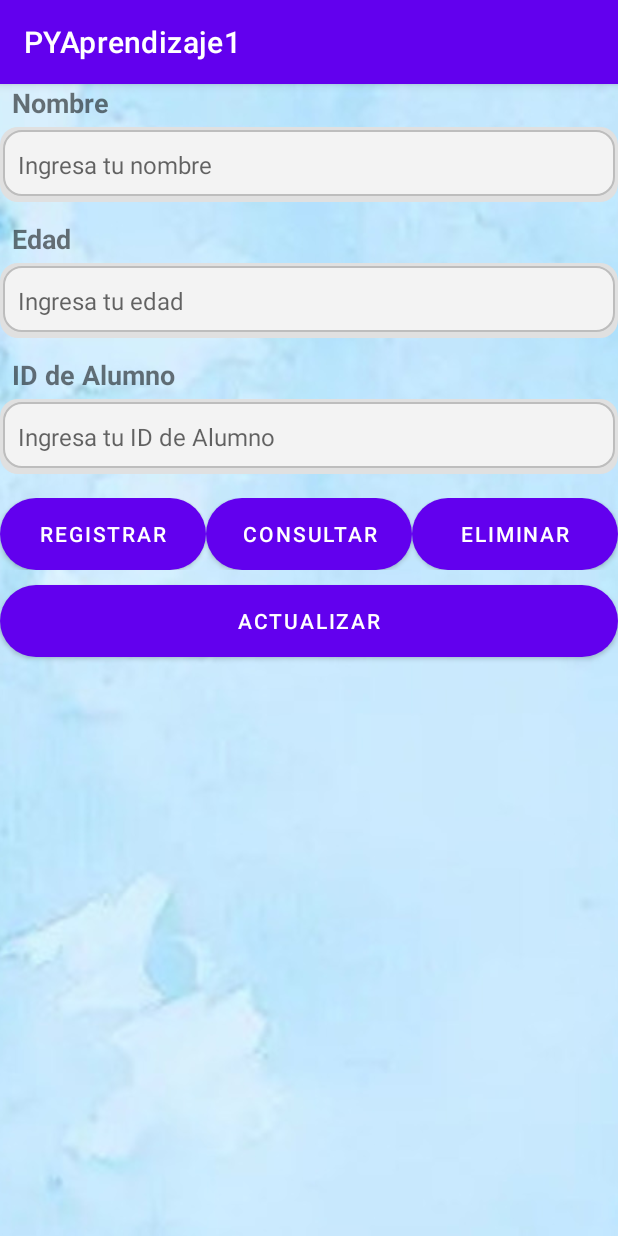
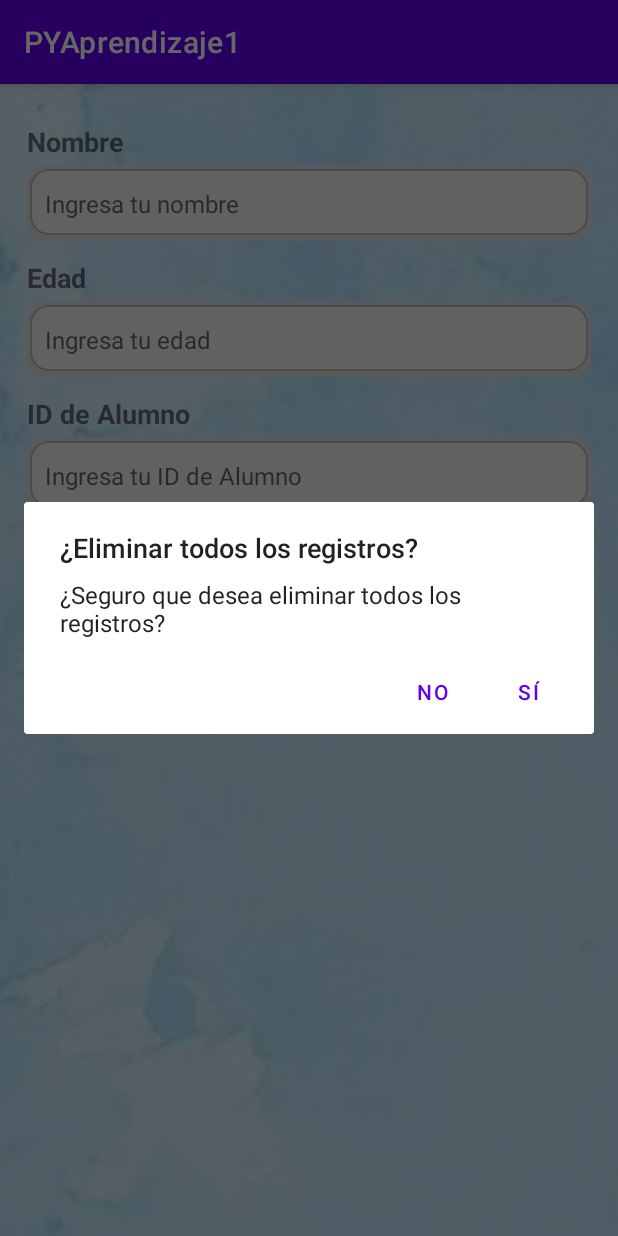
Before and after one commit to Duilio247/seminario05, an Android app: the screen it shows after launch (MainActivity), after a tap on "ELIMINAR", on a phone screen of 412 x 824 dp. Run offline under Robolectric (Android 15) with nearby library versions, the phone set to English and light mode, and no system bars.

Commit message:
Añadiendo archivos de mejora

```diff
--- a/PARTE 01/PYAprendizaje1/app/build.gradle.kts
+++ b/PARTE 01/PYAprendizaje1/app/build.gradle.kts
@@ -25,6 +25,7 @@ android {
             )
         }
     }
+
     compileOptions {
         sourceCompatibility = JavaVersion.VERSION_11
         targetCompatibility = JavaVersion.VERSION_11
@@ -32,11 +33,14 @@ android {
 }
 
 dependencies {
-
     implementation(libs.appcompat)
     implementation(libs.material)
     implementation(libs.activity)
     implementation(libs.constraintlayout)
+
+    // ✅ Gson para guardar/leer datos de SharedPreferences
+    implementation("com.google.code.gson:gson:2.10.1")
+
     testImplementation(libs.junit)
     androidTestImplementation(libs.ext.junit)
     androidTestImplementation(libs.espresso.core)
--- a/PARTE 01/PYAprendizaje1/app/src/main/java/com/omarf/pyaprendizaje1/MainActivity.java
+++ b/PARTE 01/PYAprendizaje1/app/src/main/java/com/omarf/pyaprendizaje1/MainActivity.java
@@ -1,94 +1,155 @@
 package com.omarf.pyaprendizaje1;
 
+import android.app.AlertDialog;
+import android.content.DialogInterface;
+import android.content.SharedPreferences;
 import android.os.Bundle;
+import android.widget.Toast;
+import android.widget.ArrayAdapter;
 import android.widget.EditText;
 import android.widget.Button;
 import android.widget.ListView;
-import android.widget.ArrayAdapter;
-import android.widget.Toast;
+import android.graphics.Color;
+import android.view.View;
+import androidx.appcompat.app.AppCompatActivity;
 
-import androidx.activity.EdgeToEdge;
-import androidx.appcompat.app.AppCompatActivity;
-import androidx.core.graphics.Insets;
-import androidx.core.view.ViewCompat;
-import androidx.core.view.WindowInsetsCompat;
+import com.google.android.material.snackbar.Snackbar;
+import com.google.gson.Gson;
+import com.google.gson.reflect.TypeToken;
+import com.omarf.pyaprendizaje1.Alumno;
 
+import java.text.SimpleDateFormat;
 import java.util.ArrayList;
+import java.util.Date;
+import java.util.Locale;
+import java.lang.reflect.Type;
 
 public class MainActivity extends AppCompatActivity {
     private EditText editNombre, editEdad, editIdAlumno;
-    private Button btnRegistrar, btnConsultar, btnEliminar, btnActualizar;
+    private Button btnRegistrar, btnConsultar, btnEliminar;
     private ListView listVisitas;
-    private ArrayList<String> visitas;
+    private ArrayList<Alumno> datosGuardados;
     private ArrayAdapter<String> adapter;
-    private ArrayList<String> datosGuardados;
+    private ArrayList<String> visitas; // Para mostrar en ListView
 
     @Override
     protected void onCreate(Bundle savedInstanceState) {
         super.onCreate(savedInstanceState);
-        EdgeToEdge.enable(this);
         setContentView(R.layout.activity_main);
 
-        ViewCompat.setOnApplyWindowInsetsListener(findViewById(R.id.main), (v, insets) -> {
-            Insets systemBars = insets.getInsets(WindowInsetsCompat.Type.systemBars());
-            v.setPadding(systemBars.left, systemBars.top, systemBars.right, systemBars.bottom);
-            return insets;
-        });
-
-        // Inicializar elementos de UI
         editNombre = findViewById(R.id.edit_nombre);
         editEdad = findViewById(R.id.edit_edad);
         editIdAlumno = findViewById(R.id.edit_id_alumno);
         btnRegistrar = findViewById(R.id.btn_registrar);
         btnConsultar = findViewById(R.id.btn_consultar);
         btnEliminar = findViewById(R.id.btn_eliminar);
-        btnActualizar = findViewById(R.id.btn_actualizar);
         listVisitas = findViewById(R.id.list_visitas);
 
-        // Configuración de lista
+        datosGuardados = new ArrayList<>();
         visitas = new ArrayList<>();
-        datosGuardados = new ArrayList<>();
         adapter = new ArrayAdapter<>(this, android.R.layout.simple_list_item_1, visitas);
         listVisitas.setAdapter(adapter);
 
-        // Listeners para botones
-        btnRegistrar.setOnClickListener(v -> registrarVisita());
-        btnConsultar.setOnClickListener(v -> consultarVisitas());
-        btnEliminar.setOnClickListener(v -> eliminarVisita());
-        btnActualizar.setOnClickListener(v -> actualizarLista());
+        cargarDatos();
+
+        btnRegistrar.setOnClickListener(v -> registrarAlumno());
+        btnConsultar.setOnClickListener(v -> actualizarLista());
+        btnEliminar.setOnClickListener(v -> eliminarTodosLosRegistros());
+
+        listVisitas.setOnItemClickListener((parent, view, position, id) -> mostrarOpciones(position));
     }
 
-    private void registrarVisita() {
+    @Override
+    protected void onPause() {
+        super.onPause();
+        guardarDatos();
+    }
+
+    private void registrarAlumno() {
         String nombre = editNombre.getText().toString().trim();
         String edad = editEdad.getText().toString().trim();
-        String idAlumno = editIdAlumno.getText().toString().trim();
+        String id = editIdAlumno.getText().toString().trim();
 
-        if (nombre.isEmpty() || edad.isEmpty() || idAlumno.isEmpty()) {
-            mostrarAlerta("Por favor, complete todos los campos.");
+        if (nombre.isEmpty() || edad.isEmpty() || id.isEmpty()) {
+            Toast.makeText(this, "Complete todos los campos", Toast.LENGTH_SHORT).show();
+            return;
+        }
+
+        String horaEntrada = new SimpleDateFormat("dd/MM/yyyy HH:mm", Locale.getDefault()).format(new Date());
+        Alumno nuevo = new Alumno(nombre, edad, id, horaEntrada, null);
+        datosGuardados.add(nuevo);
+
+        Snackbar.make(findViewById(android.R.id.content), "Alumno registrado", Snackbar.LENGTH_LONG)
+                .setAction("Deshacer", v -> {
+                    datosGuardados.remove(datosGuardados.size() - 1);
+                    actualizarLista();
+                })
+                .setActionTextColor(Color.YELLOW)
+                .show();
+
+        limpiarCampos();
+    }
+
+    private void mostrarOpciones(int pos) {
+        Alumno alumno = datosGuardados.get(pos);
+        String[] opciones = {"Registrar salida", "Eliminar registro"};
+
+        new AlertDialog.Builder(this)
+                .setTitle("Opciones para " + alumno.getNombre())
+                .setItems(opciones, (dialog, which) -> {
+                    if (which == 0) {
+                        registrarSalida(pos);
+                    } else {
+                        eliminarAlumno(pos);
+                    }
+                })
+                .show();
+    }
+
+    private void registrarSalida(int pos) {
+        Alumno alumno = datosGuardados.get(pos);
+        if (alumno.getHoraSalida() == null) {
+            String horaSalida = new SimpleDateFormat("dd/MM/yyyy HH:mm", Locale.getDefault()).format(new Date());
+            alumno.setHoraSalida(horaSalida);
+            Toast.makeText(this, "Salida registrada", Toast.LENGTH_SHORT).show();
+            guardarDatos();
         } else {
-            String visita = "NOMBRE: " + nombre + "\nEDAD: " + edad + "\nID : " + idAlumno;
-            datosGuardados.add(visita);
-            limpiarCampos();
-            mostrarAlerta("Registro guardado exitosamente.");
+            Toast.makeText(this, "Salida ya registrada", Toast.LENGTH_SHORT).show();
         }
     }
 
-    private void consultarVisitas() {
-        actualizarLista();
+    private void eliminarAlumno(int pos) {
+        new AlertDialog.Builder(this)
+                .setTitle("¿Eliminar registro?")
+                .setMessage("¿Seguro que desea eliminar este alumno?")
+                .setPositiveButton("Sí", (dialog, which) -> {
+                    datosGuardados.remove(pos);
+                    actualizarLista();
+                    guardarDatos();
+                })
+                .setNegativeButton("No", null)
+                .show();
     }
 
-    private void eliminarVisita() {
-        if (!datosGuardados.isEmpty()) {
-            datosGuardados.remove(datosGuardados.size() - 1);
-            mostrarAlerta("Último registro eliminado.");
-        } else {
-            mostrarAlerta("No hay registros para eliminar.");
-        }
+    private void eliminarTodosLosRegistros() {
+        new AlertDialog.Builder(this)
+                .setTitle("¿Eliminar todos los registros?")
+                .setMessage("¿Seguro que desea eliminar todos los registros?")
+                .setPositiveButton("Sí", (dialog, which) -> {
+                    datosGuardados.clear();
+                    actualizarLista();
+                    guardarDatos();
+                    Toast.makeText(this, "Todos los registros eliminados", Toast.LENGTH_SHORT).show();
+                })
+                .setNegativeButton("No", null)
+                .show();
     }
 
     private void actualizarLista() {
         visitas.clear();
-        visitas.addAll(datosGuardados);
+        for (Alumno alumno : datosGuardados) {
+            visitas.add(alumno.toString());
+        }
         adapter.notifyDataSetChanged();
     }
 
@@ -98,7 +159,23 @@ public class MainActivity extends AppCompatActivity {
         editIdAlumno.setText("");
     }
 
-    private void mostrarAlerta(String mensaje) {
-        Toast.makeText(this, mensaje, Toast.LENGTH_SHORT).show();
+    private void guardarDatos() {
+        SharedPreferences prefs = getSharedPreferences("AlumnosApp", MODE_PRIVATE);
+        SharedPreferences.Editor editor = prefs.edit();
+        String json = new Gson().toJson(datosGuardados);
+        editor.putString("alumnos_list", json);
+        editor.apply();
+    }
+
+    private void cargarDatos() {
+        SharedPreferences prefs = getSharedPreferences("AlumnosApp", MODE_PRIVATE);
+        String json = prefs.getString("alumnos_list", null);
+        Type type = new TypeToken<ArrayList<Alumno>>(){}.getType();
+        ArrayList<Alumno> lista = new Gson().fromJson(json, type);
+
+        if (lista != null) {
+            datosGuardados.clear();
+            datosGuardados.addAll(lista);
+        }
     }
 }
--- a/PARTE 01/PYAprendizaje1/app/src/main/res/layout/activity_main.xml
+++ b/PARTE 01/PYAprendizaje1/app/src/main/res/layout/activity_main.xml
@@ -1,12 +1,19 @@
 <?xml version="1.0" encoding="utf-8"?>
-<RelativeLayout xmlns:android="http://schemas.android.com/apk/res/android"
+<ScrollView xmlns:android="http://schemas.android.com/apk/res/android"
     xmlns:tools="http://schemas.android.com/tools"
     android:id="@+id/main"
     android:layout_width="match_parent"
     android:layout_height="match_parent"
+    android:background="@drawable/background_image"
+    android:fitsSystemWindows="true"
+    tools:context=".MainActivity">
+
+    <LinearLayout
+        android:layout_width="match_parent"
+        android:layout_height="wrap_content"
+        android:orientation="vertical"
         android:padding="18dp"
-    android:background="@drawable/background_image"
-    tools:context=".MainActivity">
+        android:paddingTop="80dp"> <!-- Ajusta este valor si es necesario -->
 
         <!-- Nombre -->
         <TextView
@@ -16,75 +23,69 @@
             android:text="Nombre"
             android:textSize="18sp"
             android:textStyle="bold"
-        android:layout_marginBottom="4dp"
-        android:layout_marginLeft="8dp"/>
+            android:layout_marginTop="8dp"
+            android:layout_marginBottom="4dp" />
 
         <EditText
             android:id="@+id/edit_nombre"
             android:layout_width="match_parent"
             android:layout_height="50dp"
-        android:layout_below="@id/text_nombre"
             android:hint="Ingresa tu nombre"
             android:background="@drawable/edittext_rounded"
             android:padding="12dp"
-        android:textSize="16sp"/>
+            android:textSize="16sp" />
 
         <!-- Edad -->
         <TextView
             android:id="@+id/text_edad"
             android:layout_width="wrap_content"
             android:layout_height="wrap_content"
-        android:layout_below="@id/edit_nombre"
             android:text="Edad"
             android:textSize="18sp"
             android:textStyle="bold"
             android:layout_marginTop="12dp"
-        android:layout_marginBottom="4dp"
-        android:layout_marginLeft="8dp"/>
+            android:layout_marginBottom="4dp" />
 
         <EditText
             android:id="@+id/edit_edad"
             android:layout_width="match_parent"
             android:layout_height="50dp"
-        android:layout_below="@id/text_edad"
             android:hint="Ingresa tu edad"
             android:background="@drawable/edittext_rounded"
             android:padding="12dp"
             android:textSize="16sp"
-        android:inputType="number"/>
+            android:inputType="number" />
 
         <!-- ID de Alumno -->
         <TextView
             android:id="@+id/text_id_alumno"
             android:layout_width="wrap_content"
             android:layout_height="wrap_content"
-        android:layout_below="@id/edit_edad"
             android:text="ID de Alumno"
             android:textSize="18sp"
             android:textStyle="bold"
             android:layout_marginTop="12dp"
-        android:layout_marginBottom="4dp"
-        android:layout_marginLeft="8dp"/>
+            android:layout_marginBottom="4dp" />
 
         <EditText
             android:id="@+id/edit_id_alumno"
             android:layout_width="match_parent"
             android:layout_height="50dp"
-        android:layout_below="@id/text_id_alumno"
             android:hint="Ingresa tu ID de Alumno"
             android:background="@drawable/edittext_rounded"
             android:padding="12dp"
             android:textSize="16sp"
-        android:inputType="number"/>
+            android:inputType="number" />
 
-    <!-- Contenedor para los botones -->
+        <!-- Botones -->
         <LinearLayout
             android:id="@+id/button_container"
             android:layout_width="match_parent"
             android:layout_height="wrap_content"
-        android:layout_below="@id/edit_id_alumno"
             android:layout_marginTop="16dp"
-        android:orientation="horizontal">
+            android:orientation="horizontal"
+            android:weightSum="3"
+            android:gravity="center">
 
             <Button
                 android:id="@+id/btn_registrar"
@@ -93,7 +94,8 @@
                 android:layout_weight="1"
                 android:text="Registrar"
                 android:background="@drawable/button_rounded"
-            android:textColor="@android:color/white"/>
+                android:textColor="@android:color/white"
+                android:layout_marginEnd="4dp"/>
 
             <Button
                 android:id="@+id/btn_consultar"
@@ -102,7 +104,8 @@
                 android:layout_weight="1"
                 android:text="Consultar"
                 android:background="@drawable/button_rounded"
-            android:textColor="@android:color/white"/>
+                android:textColor="@android:color/white"
+                android:layout_marginHorizontal="2dp"/>
 
             <Button
                 android:id="@+id/btn_eliminar"
@@ -111,27 +114,26 @@
                 android:layout_weight="1"
                 android:text="Eliminar"
                 android:background="@drawable/button_rounded"
-            android:textColor="@android:color/white"/>
+                android:textColor="@android:color/white"
+                android:layout_marginStart="4dp"/>
         </LinearLayout>
 
-    <!-- Botón de Actualizar -->
-    <Button
-        android:id="@+id/btn_actualizar"
+        <!-- Lista de alumnos -->
+        <TextView
             android:layout_width="match_parent"
             android:layout_height="wrap_content"
-        android:layout_below="@id/button_container"
+            android:text="Lista de Alumnos"
+            android:textSize="18sp"
+            android:textStyle="bold"
             android:layout_marginTop="10dp"
-        android:text="Actualizar"
-        android:background="@drawable/button_rounded"
-        android:textColor="@android:color/white"/>
+            />
 
-    <!-- Lista de visitas -->
         <ListView
             android:id="@+id/list_visitas"
             android:layout_width="match_parent"
-        android:layout_height="wrap_content"
-        android:layout_below="@id/btn_actualizar"
+            android:layout_height="250dp"
             android:layout_marginTop="16dp"
-        android:layout_marginLeft="5dp"
-        android:layout_alignParentBottom="true"/>
-</RelativeLayout>
+            android:layout_marginBottom="16dp"
+            />
+    </LinearLayout>
+</ScrollView>
--- a/PARTE 01/PYAprendizaje1/app/src/main/res/layout/item_visita.xml
+++ /dev/null
@@ -1,6 +0,0 @@
-<?xml version="1.0" encoding="utf-8"?>
-<androidx.constraintlayout.widget.ConstraintLayout xmlns:android="http://schemas.android.com/apk/res/android"
-    android:layout_width="match_parent"
-    android:layout_height="match_parent">
-
-</androidx.constraintlayout.widget.ConstraintLayout>
```
Also changed, not shown: PARTE 01/PYAprendizaje1/app/src/main/java/com/omarf/pyaprendizaje1/Alumno.java (added, +55 -0 lines), PARTE 01/PYAprendizaje1/app/src/main/java/com/omarf/pyaprendizaje1/AlumnoAdapter.java (added, +65 -0 lines), PARTE 01/PYAprendizaje1/app/src/main/res/layout/item_alumno.xml (added, +73 -0 lines). Lines whose indentation alone changed are shown as unchanged.
